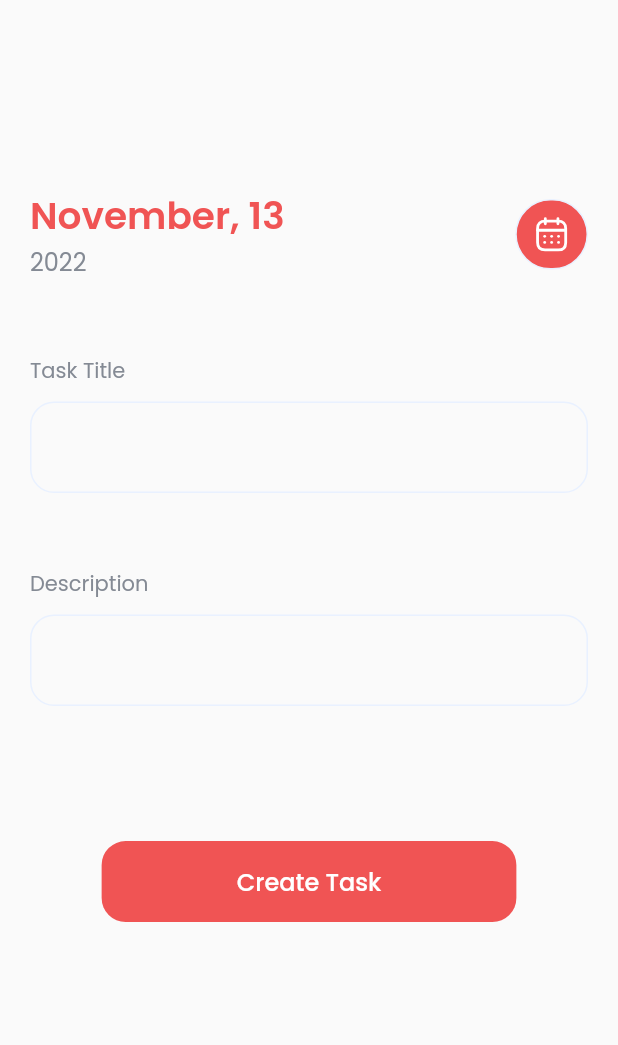
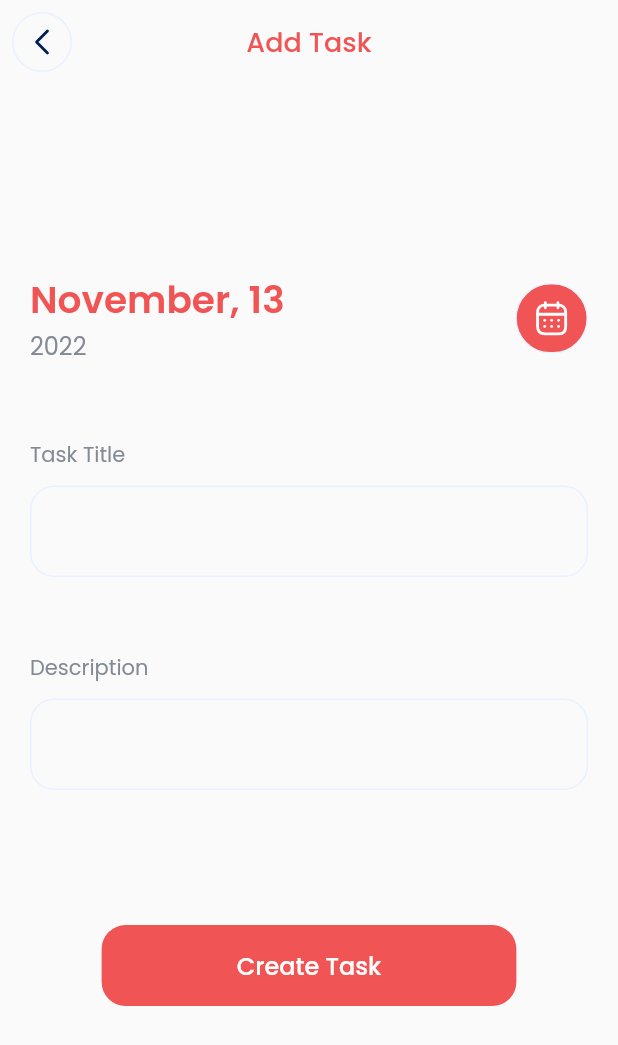
Before and after one commit to AgusDharmaUDEL93/tasker-RPL, a Flutter app: the ManageTaskPage screen opened by its route, on a phone screen of 412 x 824 dp. Shown: the top 1045 px of the screen. Run offline on Flutter 3.47's test engine with Material 2 defaults, Android fonts, the phone set to English and light mode, and no system bars; our stand-ins replace flutter_slidable, flutter_svg, get_it, google_fonts, hive, hive_flutter; accounts and stored records are empty.

Commit message:
feat: add app bar for the manage_task_page

```diff
--- a/lib/layers/presentation/ui/pages/manage_task/manage_task_page.dart
+++ b/lib/layers/presentation/ui/pages/manage_task/manage_task_page.dart
@@ -5,6 +5,7 @@ import 'package:tasker/layers/core/utils/constants.dart';
 import 'package:tasker/layers/domain/entities/task_entity.dart';
 import 'package:tasker/layers/presentation/controllers/task_controller.dart';
 
+import '../../widgets/manage_task_appbar.dart';
 import '../../widgets/manage_task_datepicker.dart';
 import '../../widgets/manage_task_textfield.dart';
 
@@ -42,7 +43,7 @@ class _ManageTaskPageState extends State<ManageTaskPage> {
   Widget build(BuildContext context) {
     isEditing = widget.task != null;
     return Scaffold(
-      // appBar: ManageTaskAppBar(title: isEditing ? 'Edit Task' : 'Add Task'),
+      appBar: ManageTaskAppBar(title: isEditing ? 'Edit Task' : 'Add Task'),
       body: Padding(
         padding: const EdgeInsets.fromLTRB(20, 20, 20, 0),
         child: SingleChildScrollView(
--- /dev/null
+++ b/lib/layers/presentation/ui/widgets/manage_task_appbar.dart
@@ -0,0 +1,58 @@
+import 'package:flutter/material.dart';
+import 'package:flutter_svg/svg.dart';
+import 'package:google_fonts/google_fonts.dart';
+
+import '../../../core/utils/constants.dart';
+
+class ManageTaskAppBar extends StatefulWidget implements PreferredSizeWidget {
+  const ManageTaskAppBar({super.key, required this.title})
+      : preferredSize = const Size.fromHeight(kToolbarHeight);
+
+  final String title;
+
+  @override
+  final Size preferredSize;
+
+  @override
+  State<ManageTaskAppBar> createState() => _ManageTaskAppBarState();
+}
+
+class _ManageTaskAppBarState extends State<ManageTaskAppBar> {
+  @override
+  Widget build(BuildContext context) {
+    return AppBar(
+      elevation: 0,
+      backgroundColor: Colors.transparent,
+      leading: Padding(
+        padding: const EdgeInsets.all(8.0),
+        child: Container(
+          decoration: BoxDecoration(
+            borderRadius: BorderRadius.circular(50.0),
+            border: Border.all(color: kLightBlue),
+          ),
+          child: InkWell(
+            onTap: () {
+              Navigator.pop(context);
+            },
+            child: Padding(
+              padding: const EdgeInsets.symmetric(horizontal: 14, vertical: 10),
+              child: SvgPicture.asset(
+                'assets/icons/arrow-back-icon.svg',
+                height: 20,
+              ),
+            ),
+          ),
+        ),
+      ),
+      centerTitle: true,
+      title: Text(
+        widget.title,
+        style: GoogleFonts.poppins(
+          color: kPrimaryColor,
+          fontWeight: FontWeight.w500,
+          fontSize: 18,
+        ),
+      ),
+    );
+  }
+}
```
